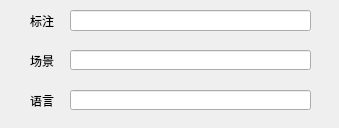
Above: windows/LabelMark.ui from hust-diangroup/LabelMark before the change. Below: the same form after it.
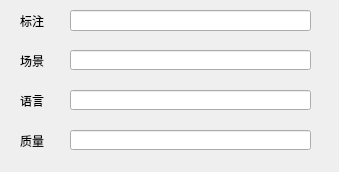
That is the form after the change.

```diff
--- a/windows/LabelMark.ui
+++ b/windows/LabelMark.ui
@@ -7,7 +7,7 @@
     <x>0</x>
     <y>0</y>
     <width>339</width>
-    <height>128</height>
+    <height>172</height>
    </rect>
   </property>
   <property name="windowTitle">
@@ -46,36 +46,20 @@
     </rect>
    </property>
   </widget>
-  <widget class="QLabel" name="label">
+  <widget class="QLineEdit" name="qualityLine">
    <property name="geometry">
     <rect>
-     <x>30</x>
-     <y>90</y>
-     <width>31</width>
-     <height>21</height>
+     <x>70</x>
+     <y>130</y>
+     <width>241</width>
+     <height>20</height>
     </rect>
    </property>
-   <property name="text">
-    <string>语言</string>
-   </property>
   </widget>
   <widget class="QLabel" name="label_2">
    <property name="geometry">
     <rect>
-     <x>30</x>
-     <y>50</y>
-     <width>31</width>
-     <height>21</height>
-    </rect>
-   </property>
-   <property name="text">
-    <string>场景</string>
-   </property>
-  </widget>
-  <widget class="QLabel" name="label_3">
-   <property name="geometry">
-    <rect>
-     <x>30</x>
+     <x>20</x>
      <y>10</y>
      <width>31</width>
      <height>21</height>
@@ -85,6 +69,45 @@
     <string>标注</string>
    </property>
   </widget>
+  <widget class="QLabel" name="label_5">
+   <property name="geometry">
+    <rect>
+     <x>20</x>
+     <y>50</y>
+     <width>31</width>
+     <height>21</height>
+    </rect>
+   </property>
+   <property name="text">
+    <string>场景</string>
+   </property>
+  </widget>
+  <widget class="QLabel" name="label_6">
+   <property name="geometry">
+    <rect>
+     <x>20</x>
+     <y>90</y>
+     <width>31</width>
+     <height>21</height>
+    </rect>
+   </property>
+   <property name="text">
+    <string>语言</string>
+   </property>
+  </widget>
+  <widget class="QLabel" name="label_7">
+   <property name="geometry">
+    <rect>
+     <x>20</x>
+     <y>130</y>
+     <width>31</width>
+     <height>21</height>
+    </rect>
+   </property>
+   <property name="text">
+    <string>质量</string>
+   </property>
+  </widget>
  </widget>
  <resources/>
  <connections/>
```
Left out of the diff: 2 changed lines with no effect on the pictures.
